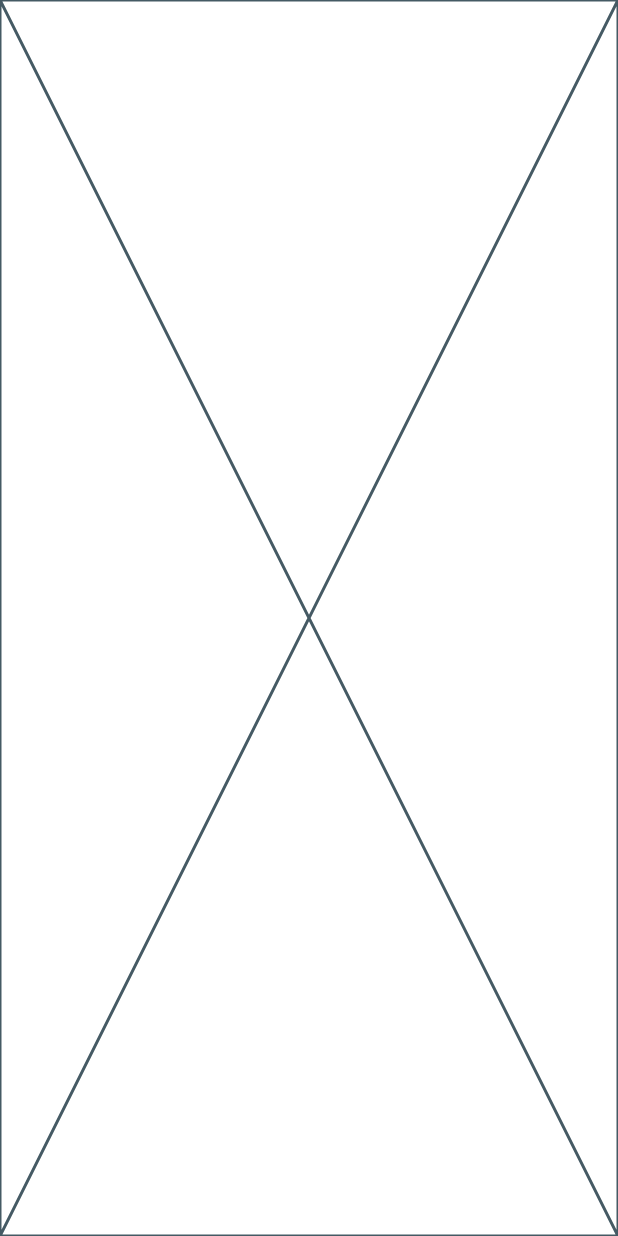
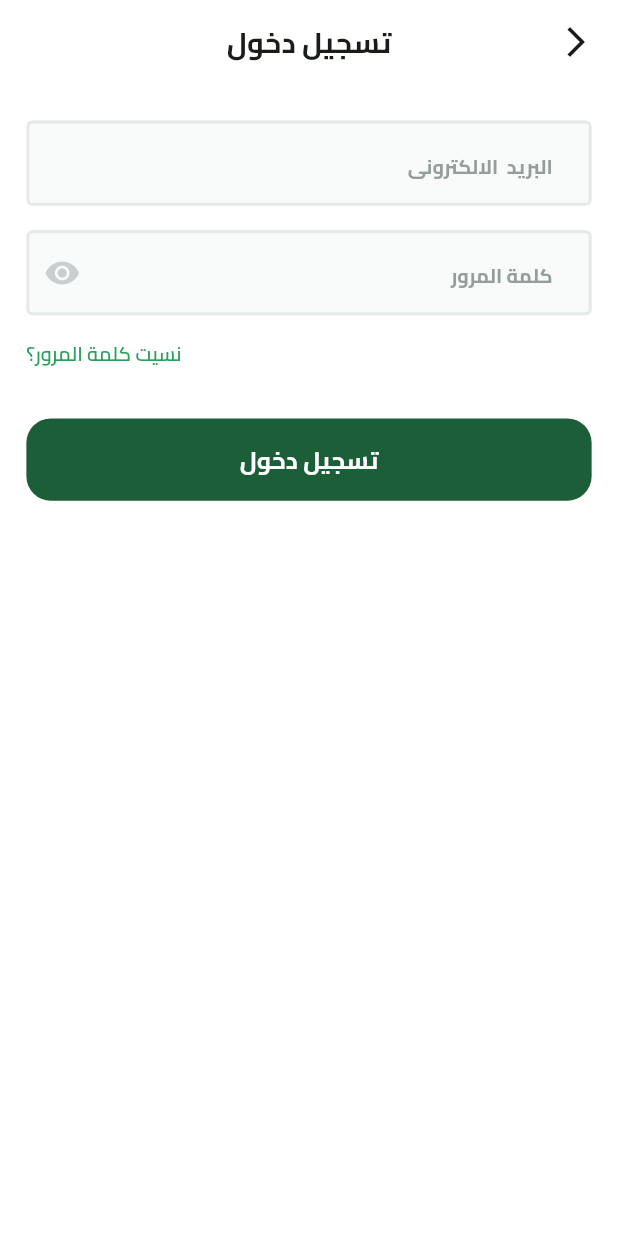
Before and after one commit to ahmedzein74/fruits-hub, a Flutter app: the screen it shows after launch, after a tap on "تخط", on a phone screen of 412 x 824 dp. Run offline on Flutter 3.47's test engine with Material 3 defaults, Android fonts, the light colour scheme and no system bars; our stand-ins replace dots_indicator, flutter_screenutil, shared_preferences; missing offline and left inert: svg_flutter.

Commit message:
Add Custom App Bar, Text Form Field, and Login View Components
- Introduced a `CustomAppBar` widget in `lib/core/widgets/custom_app_bar.dart` to standardize the app bar appearance across the application.
- Created a `CustomTextFormField` widget in `lib/core/widgets/custom_text_form_field.dart` to handle common text input fields with customizable properties.
- Added a `LoginViewBody` widget in `lib/features/auth/presentation/views/widgets/login_view_body.dart` to encapsulate the login form layout.
- Updated the `LoginView` in `lib/features/auth/presentation/views/login_view.dart` to use the new `CustomAppBar` and `LoginViewBody` components.
- Modified the `CustomButton` widget in `lib/core/widgets/custom_button.dart` to adjust text styling for better consistency.
- Added a new color `litePrimaryColor` in `lib/core/utils/colors.dart` for use in the login view.

```diff
--- a/lib/core/utils/colors.dart
+++ b/lib/core/utils/colors.dart
@@ -2,5 +2,6 @@ import 'package:flutter/material.dart';
 
 class ColorsManager {
   static const Color primaryColor = Color(0xFF1B5E37);
+  static const Color litePrimaryColor = Color(0xff2D9F5D);
   static const Color secondaryColor = Color(0xFFF4A91F);
 }
--- /dev/null
+++ b/lib/core/widgets/custom_app_bar.dart
@@ -0,0 +1,18 @@
+import 'package:flutter/material.dart';
+import 'package:fruits_hub/core/utils/app_text_styels.dart';
+
+AppBar buildAppBar({context, required String title}) {
+  return AppBar(
+    leading: GestureDetector(
+      child: const Icon(Icons.arrow_back_ios_new),
+      onTap: () => Navigator.pop(context),
+    ),
+    backgroundColor: Colors.white,
+    centerTitle: true,
+    title: Text(
+      title,
+      style: TextStyles.bold19,
+      textAlign: TextAlign.center,
+    ),
+  );
+}
--- a/lib/core/widgets/custom_button.dart
+++ b/lib/core/widgets/custom_button.dart
@@ -21,7 +21,11 @@ class CustomButton extends StatelessWidget {
         onPressed: onPressed,
         child: Text(
           text,
-          style: const TextStyle(color: Colors.white),
+          style: TextStyle(
+            color: Colors.white,
+            fontSize: 16.sp,
+            fontWeight: FontWeight.w700,
+          ),
         ),
       ),
     );
--- /dev/null
+++ b/lib/core/widgets/custom_text_form_field.dart
@@ -0,0 +1,47 @@
+import 'package:flutter/material.dart';
+import 'package:flutter_screenutil/flutter_screenutil.dart';
+import 'package:fruits_hub/core/utils/app_text_styels.dart';
+
+class CustomTextFormField extends StatelessWidget {
+  const CustomTextFormField(
+      {super.key,
+      required this.hintText,
+      required this.textInputType,
+      this.suffixIcon});
+  final String hintText;
+  final TextInputType textInputType;
+  final Widget? suffixIcon;
+
+  @override
+  Widget build(BuildContext context) {
+    return SizedBox(
+      height: 56.h, // حدد الارتفاع الذي تريده هنا
+      child: TextFormField(
+        keyboardType: textInputType,
+        decoration: InputDecoration(
+          suffixIcon: suffixIcon,
+          contentPadding:
+              EdgeInsets.symmetric(horizontal: 20.w, vertical: 17.h),
+          hintText: hintText,
+          hintStyle: TextStyles.bold13.copyWith(
+            color: const Color(0xff949e9d),
+          ),
+          filled: true,
+          fillColor: const Color(0xfff9fafa),
+          border: buildBorder(),
+          enabledBorder: buildBorder(),
+        ),
+      ),
+    );
+  }
+
+  OutlineInputBorder buildBorder() {
+    return OutlineInputBorder(
+      borderRadius: BorderRadius.circular(4.r),
+      borderSide: const BorderSide(
+        color: Color(0xFFe6e9e9),
+        width: 2,
+      ),
+    );
+  }
+}
--- a/lib/features/auth/presentation/views/login_view.dart
+++ b/lib/features/auth/presentation/views/login_view.dart
@@ -1,4 +1,6 @@
 import 'package:flutter/material.dart';
+import 'package:fruits_hub/core/widgets/custom_app_bar.dart';
+import 'package:fruits_hub/features/auth/presentation/views/widgets/login_view_body.dart';
 
 class LoginView extends StatelessWidget {
   const LoginView({super.key});
@@ -6,6 +8,9 @@ class LoginView extends StatelessWidget {
   static const routeName = 'login';
   @override
   Widget build(BuildContext context) {
-    return const Placeholder();
+    return Scaffold(
+      appBar: buildAppBar(title: 'تسجيل دخول', context: context),
+      body: const LoginViewBody(),
+    );
   }
 }
--- /dev/null
+++ b/lib/features/auth/presentation/views/widgets/login_view_body.dart
@@ -0,0 +1,45 @@
+import 'package:flutter/material.dart';
+import 'package:flutter_screenutil/flutter_screenutil.dart';
+import 'package:fruits_hub/core/utils/app_text_styels.dart';
+import 'package:fruits_hub/core/utils/colors.dart';
+import 'package:fruits_hub/core/widgets/custom_button.dart';
+import 'package:fruits_hub/core/widgets/custom_text_form_field.dart';
+
+class LoginViewBody extends StatelessWidget {
+  const LoginViewBody({super.key});
+
+  @override
+  Widget build(BuildContext context) {
+    return Padding(
+      padding: EdgeInsets.symmetric(horizontal: 16.0.w),
+      child: SingleChildScrollView(
+        child: Column(
+          children: [
+            SizedBox(height: 24.h),
+            const CustomTextFormField(
+              hintText: 'البريد  الالكترونى',
+              textInputType: TextInputType.emailAddress,
+            ),
+            SizedBox(height: 16.h),
+            const CustomTextFormField(
+              hintText: 'كلمة المرور',
+              textInputType: TextInputType.visiblePassword,
+              suffixIcon: Icon(Icons.remove_red_eye, color: Color(0xffC9CECF)),
+            ),
+            SizedBox(height: 16.h),
+            Align(
+              alignment: AlignmentDirectional.centerEnd,
+              child: Text(
+                'نسيت كلمة المرور؟',
+                style: TextStyles.semiBold13
+                    .copyWith(color: ColorsManager.litePrimaryColor),
+              ),
+            ),
+            SizedBox(height: 33.h),
+            CustomButton(onPressed: () {}, text: 'تسجيل دخول')
+          ],
+        ),
+      ),
+    );
+  }
+}
```
